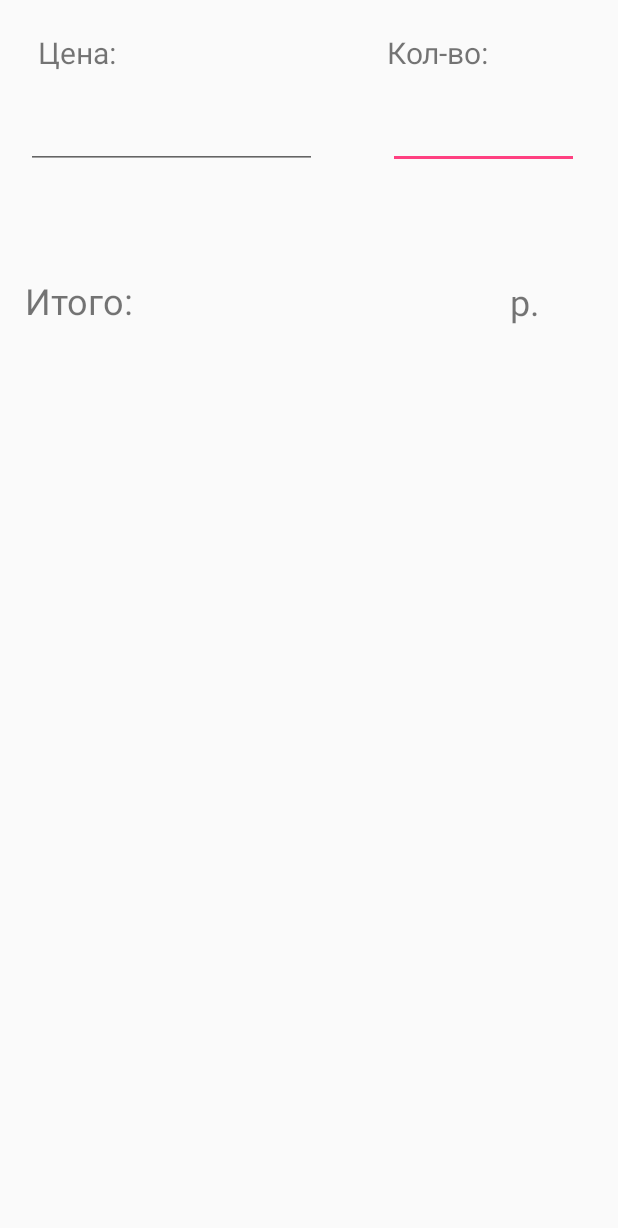
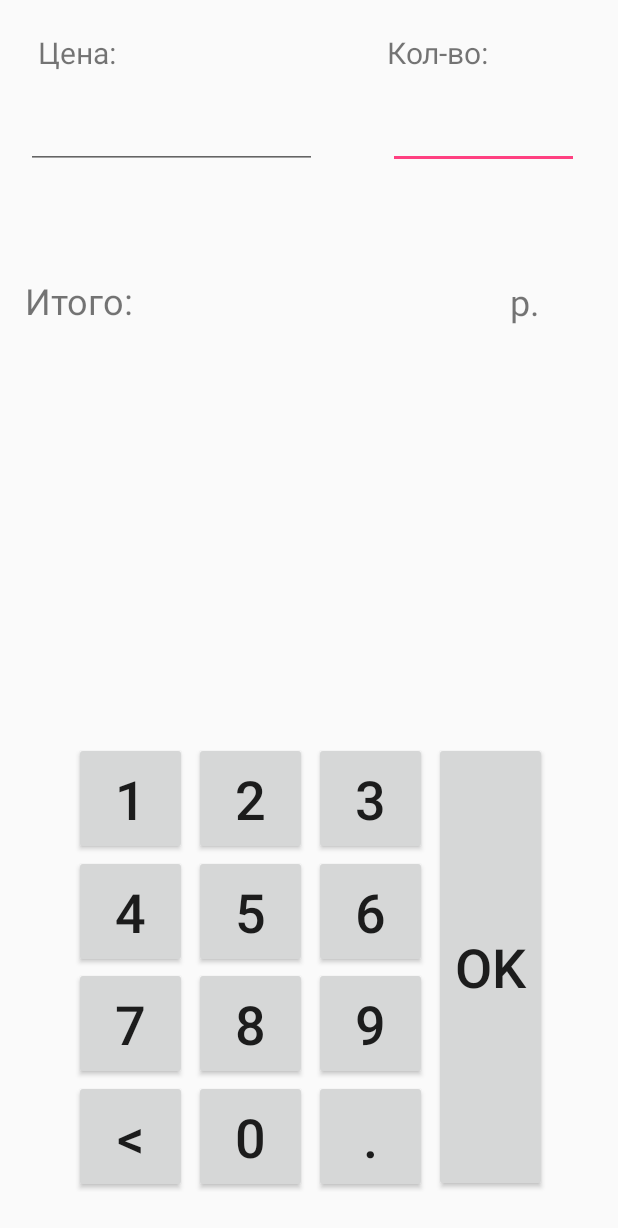
Before and after one commit to NooBarsik/ShoppingCarty, an Android app: the layout activity_main.xml on its own in the app's theme, with its tools: preview values and no code run, on a phone screen of 412 x 824 dp. Shown: the top 1228 px of the screen. Run offline under Robolectric (Android 15) with nearby library versions, the phone set to English and light mode, and no system bars.

Commit message:
Видимость клавиатуры изменена.

```diff
--- a/app/src/main/java/com/example/shoppingcarty/MainActivity.java
+++ b/app/src/main/java/com/example/shoppingcarty/MainActivity.java
@@ -2,6 +2,7 @@ package com.example.shoppingcarty;
 
 import android.support.v7.app.AppCompatActivity;
 import android.os.Bundle;
+import android.view.View;
 import android.widget.*;
 
 public class MainActivity extends AppCompatActivity {
@@ -48,6 +49,7 @@ public class MainActivity extends AppCompatActivity {
         priceEditText = (EditText) findViewById(R.id.priceEditText);
 
         keyboardFrame = (FrameLayout) findViewById(R.id.keyboardFrame);
+        keyboardFrame.setVisibility(View.INVISIBLE);
 
         numberButton1 = (Button) findViewById(R.id.numberButton1);
         numberButton2 = (Button) findViewById(R.id.numberButton2);
--- a/app/src/main/res/layout/activity_main.xml
+++ b/app/src/main/res/layout/activity_main.xml
@@ -160,7 +160,7 @@
         android:layout_marginLeft="8dp"
         android:layout_marginRight="8dp"
         android:layout_marginTop="8dp"
-        android:visibility="invisible"
+        android:visibility="visible"
         app:layout_constraintBottom_toBottomOf="parent"
         app:layout_constraintHorizontal_bias="0.509"
         app:layout_constraintLeft_toLeftOf="parent"
```
